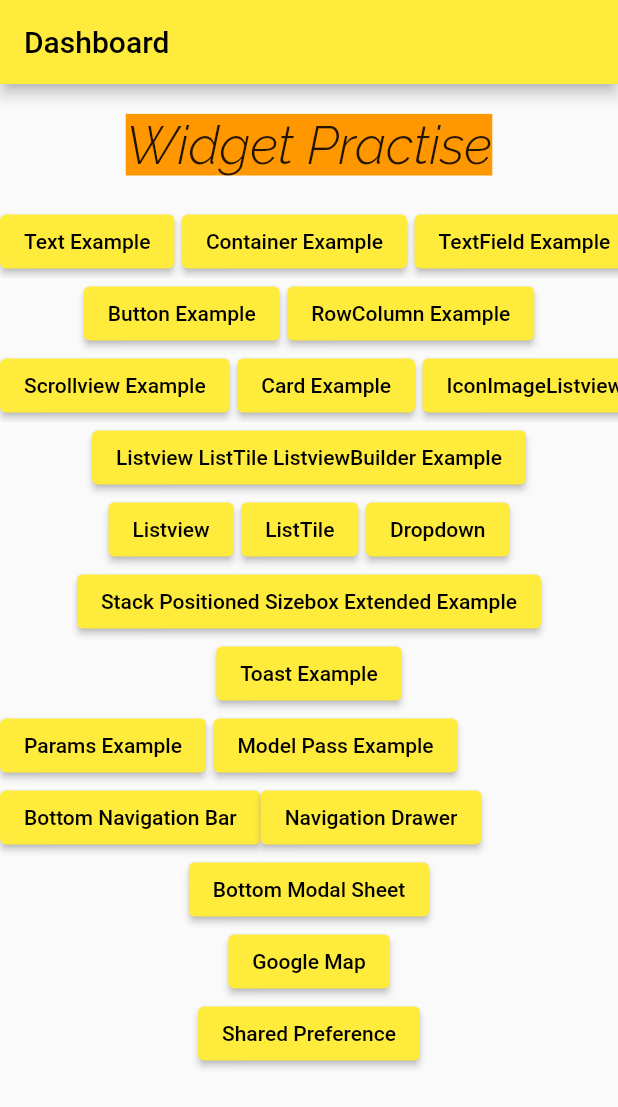
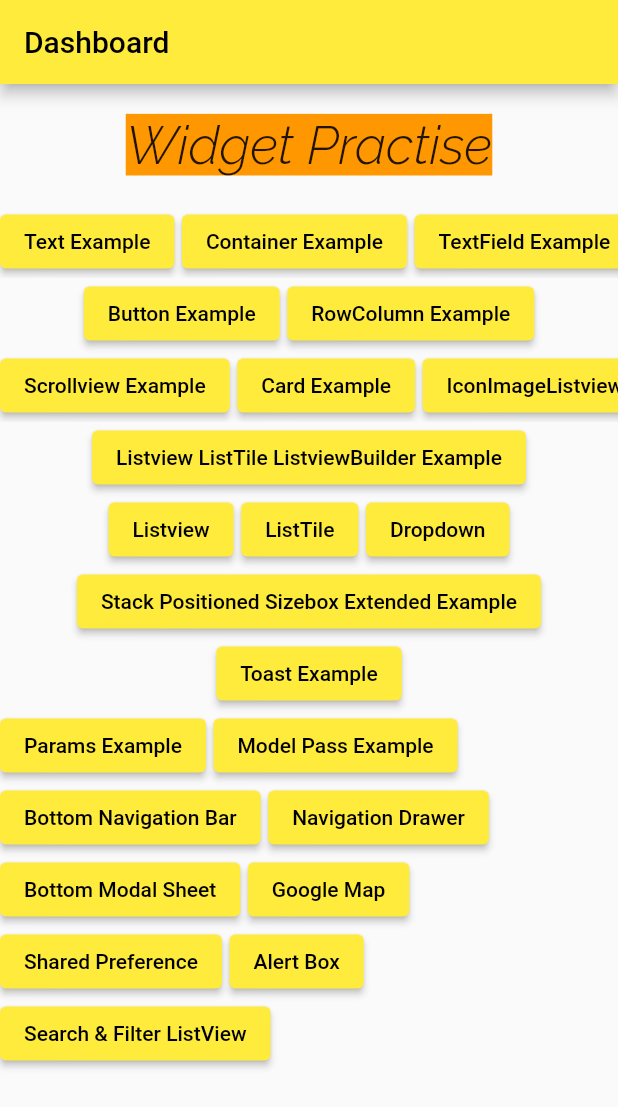
Before and after one commit to smondalcse/FlutterWidgetPractise, a Flutter app: the screen it shows after launch, on a phone screen of 412 x 824 dp. Shown: the top 1107 px of the screen. Run offline on Flutter 3.47's test engine with Material 2 defaults, Android fonts, the phone set to English and light mode, and no system bars; our stand-ins replace fluttertoast, google_maps_flutter, location, shared_preferences; missing offline and left inert: flutter_polyline_points.

```diff
--- a/lib/main.dart
+++ b/lib/main.dart
@@ -1,6 +1,8 @@
 import 'package:flutter/material.dart';
 import 'package:test/models/student.dart';
+import 'package:test/pages/AlertDialogExample.dart';
 import 'package:test/pages/GoogleMapExample.dart';
+import 'package:test/pages/ListViewFilterSearchExample.dart';
 import 'package:test/pages/bottom_modal_sheet.dart';
 import 'package:test/pages/bottom_navigation_bar.dart';
 import 'package:test/pages/buttonExample.dart';
@@ -256,6 +258,9 @@ class _DashboardState extends State<Dashboard> {
                               ),
                             );
                           }),
+                      SizedBox(
+                        width: 5,
+                      ),
                       ElevatedButton(
                           child: Text("Navigation Drawer"),
                           onPressed: () {
@@ -269,6 +274,9 @@ class _DashboardState extends State<Dashboard> {
                     ],
                   ),
                 ),
+                SingleChildScrollView(
+                  child: Row(
+                    children: [
                       ElevatedButton(
                           child: Text("Bottom Modal Sheet"),
                           onPressed: () {
@@ -279,6 +287,9 @@ class _DashboardState extends State<Dashboard> {
                               ),
                             );
                           }),
+                      SizedBox(
+                        width: 5,
+                      ),
                       ElevatedButton(
                           child: Text("Google Map"),
                           onPressed: () {
@@ -289,6 +300,12 @@ class _DashboardState extends State<Dashboard> {
                               ),
                             );
                           }),
+                    ],
+                  ),
+                ),
+                SingleChildScrollView(
+                  child: Row(
+                    children: [
                       ElevatedButton(
                           child: Text("Shared Preference"),
                           onPressed: () {
@@ -299,6 +316,42 @@ class _DashboardState extends State<Dashboard> {
                               ),
                             );
                           }),
+                      SizedBox(
+                        width: 5,
+                      ),
+                      ElevatedButton(
+                          child: Text("Alert Box"),
+                          onPressed: () {
+                            Navigator.push(
+                              context,
+                              MaterialPageRoute(
+                                builder: (context) => AlertDialogExample(),
+                              ),
+                            );
+                          }),
+                    ],
+                  ),
+                ),
+                SingleChildScrollView(
+                  child: Row(
+                    children: [
+                      ElevatedButton(
+                          child: Text("Search & Filter ListView"),
+                          onPressed: () {
+                            Navigator.push(
+                              context,
+                              MaterialPageRoute(
+                                builder: (context) => ListViewFilterSearchExample(),
+                              ),
+                            );
+                          }),
+                      SizedBox(
+                        width: 5,
+                      ),
+
+                    ],
+                  ),
+                ),
               ],
             ),
           ),
```
Also changed, not shown: lib/models/books.dart (added, +76 -0 lines), lib/pages/AlertDialogExample.dart (added, +46 -0 lines), lib/pages/ListViewFilterSearchExample.dart (added, +81 -0 lines). Lines whose indentation alone changed are shown as unchanged.
